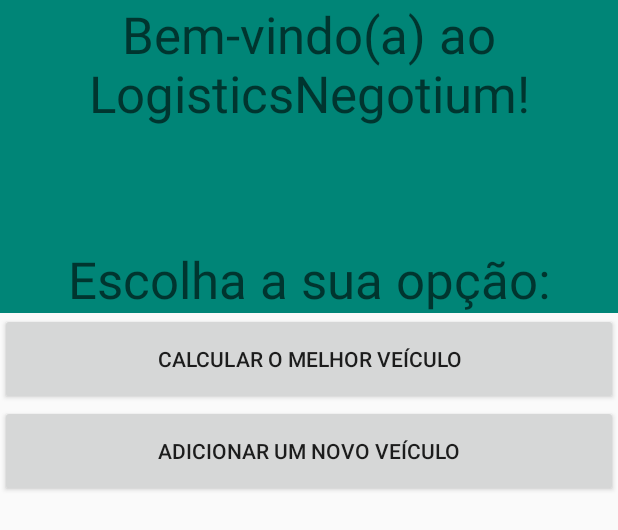
After one commit to Alzarus/LogisticsNegotium, an Android app: the layout activity_main_page.xml on its own in the app's theme, with its tools: preview values and no code run, on a phone screen of 412 x 824 dp. The commit adds this screen. Shown: the top 530 px of the screen. Run offline under Robolectric (Android 15) with nearby library versions, the phone set to English and light mode, and no system bars.

Commit message:
22-04-19 pt.2
22-04-19 pt.2

```diff
--- a/app/build.gradle
+++ b/app/build.gradle
@@ -34,4 +34,7 @@ dependencies {
     testImplementation 'junit:junit:4.12'
     androidTestImplementation 'com.android.support.test:runner:1.0.2'
     androidTestImplementation 'com.android.support.test.espresso:espresso-core:3.0.2'
+    implementation 'com.android.support:recyclerview-v7:28.0.0'
+    implementation 'com.google.android.gms:play-services-maps:16.1.0'
+    implementation 'com.android.support:design:28.0.0'
 }
--- a/app/src/main/java/inf008/ads/ifba/edu/br/logisticsnegotium/activities/MainActivity.java
+++ b/app/src/main/java/inf008/ads/ifba/edu/br/logisticsnegotium/activities/MainActivity.java
@@ -18,7 +18,7 @@ public class MainActivity extends Activity {
     @Override
     public void onCreate(Bundle savedInstanceState) {
         super.onCreate(savedInstanceState);
-        setContentView(R.layout.activity_main);
+        setContentView(R.layout.activity_main_ebook);
         this.nomeEditText = (EditText) findViewById(R.id.nomeEditText);
         this.saudacaoTextView = (TextView) findViewById(R.id.saudacaoTextView);
         this.saudacao = getResources().getString(R.string.saudacao);
--- /dev/null
+++ b/app/src/main/res/layout/activity_main_page.xml
@@ -0,0 +1,38 @@
+<?xml version="1.0" encoding="utf-8"?>
+<LinearLayout xmlns:android="http://schemas.android.com/apk/res/android"
+    xmlns:tools="http://schemas.android.com/tools"
+    android:orientation="vertical" android:layout_width="match_parent"
+    android:layout_height="match_parent">
+
+    <TextView
+        android:layout_width="match_parent"
+        android:layout_height="wrap_content"
+        android:background="@color/colorPrimary"
+        android:gravity="center"
+        android:text="@string/title_main"
+        android:textAppearance="@style/TextAppearance.AppCompat.Display1" />
+
+    <TextView
+        android:layout_width="match_parent"
+        android:layout_height="wrap_content"
+        android:background="@color/colorPrimary"
+        android:gravity="center"
+        android:text="@string/title_choose_your_option"
+        android:textAppearance="@style/TextAppearance.AppCompat.Display1" />
+
+    <Button
+        android:layout_width="match_parent"
+        android:layout_height="61dp"
+        android:onClick="clicar"
+        android:text="@string/title_button_calculate_best_vehicle" />
+
+    <Button
+        android:layout_width="match_parent"
+        android:layout_height="61dp"
+        android:onClick="clicar"
+        android:text="@string/title_button_add_vehicle" />
+
+
+
+
+</LinearLayout>
--- a/app/src/main/res/values/strings.xml
+++ b/app/src/main/res/values/strings.xml
@@ -2,12 +2,16 @@
     <string name="app_name">LogisticsNegotium</string>
     <string name="hello_world">Hello World! PÁGINA 133 (até 148)</string>
     <string name="titulo">Informe seu nome</string>
-    <string name="titulo_add_vehicle">Informe os dados para o cadastro do veículo:\n\n</string>
-    <string name="titulo_add_id">Id:</string>
-    <string name="titulo_add_capacity">Capacidade:</string>
-    <string name="titulo_add_latitude">Latitude:</string>
-    <string name="titulo_add_longitude">Longitude:</string>
-    <string name="titulo_add_isAirVehicle">É um veículo aéreo: 0 para não, 1 para sim:</string>
+    <string name="title_main">Bem-vindo(a) ao LogisticsNegotium!</string>
+    <string name="title_choose_your_option">\n\nEscolha a sua opção:</string>
+    <string name="title_button_calculate_best_vehicle">Calcular o melhor veículo</string>
+    <string name="title_button_add_vehicle">Adicionar um novo veículo</string>
+    <string name="title_add_vehicle">Informe os dados para o cadastro do veículo:\n\n</string>
+    <string name="title_add_id">Id:</string>
+    <string name="title_add_capacity">Capacidade:</string>
+    <string name="title_add_latitude">Latitude:</string>
+    <string name="title_add_longitude">Longitude:</string>
+    <string name="title_add_isAirVehicle">É um veículo aéreo: 0 para não, 1 para sim:</string>
     <string name="surpreenda_me">Surpreenda-me</string>
     <string name="insertVehicle">Inserir veículo!</string>
     <string name="saudacao">Olá</string>
```
Also changed, not shown: app/src/main/res/layout/activity_add_vehicle.xml (+6 -6 lines), app/src/main/res/layout/activity_main_ebook.xml (renamed from app/src/main/res/layout/activity_main.xml), build.gradle (line endings or trailing spaces).
